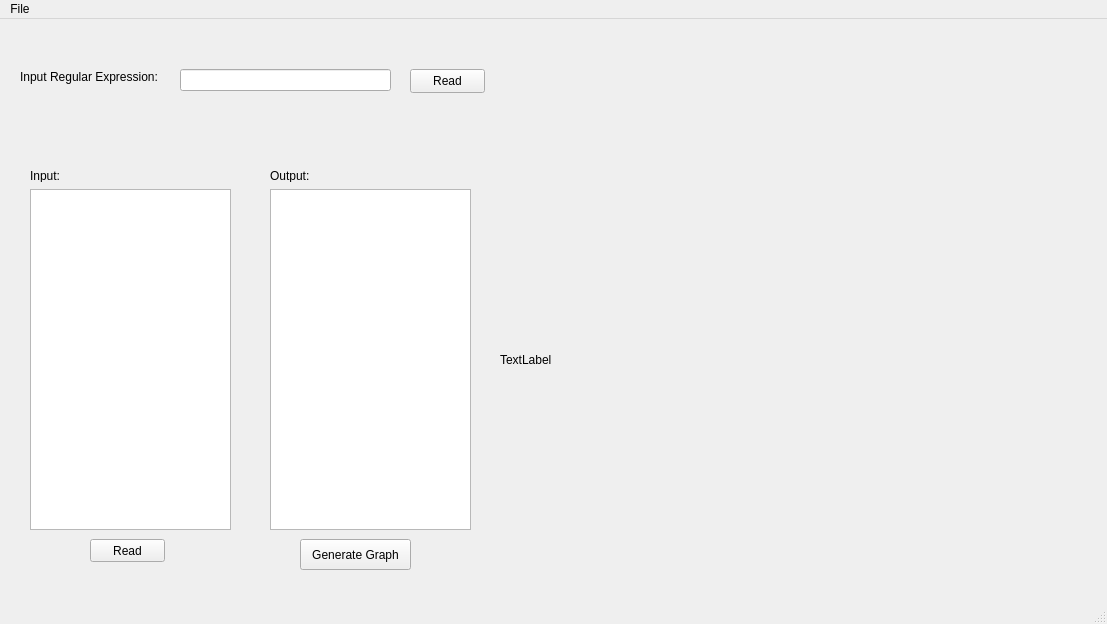
Qt form uicontroller.ui (nhatlonggunz/UseYourMachine) before a commit.
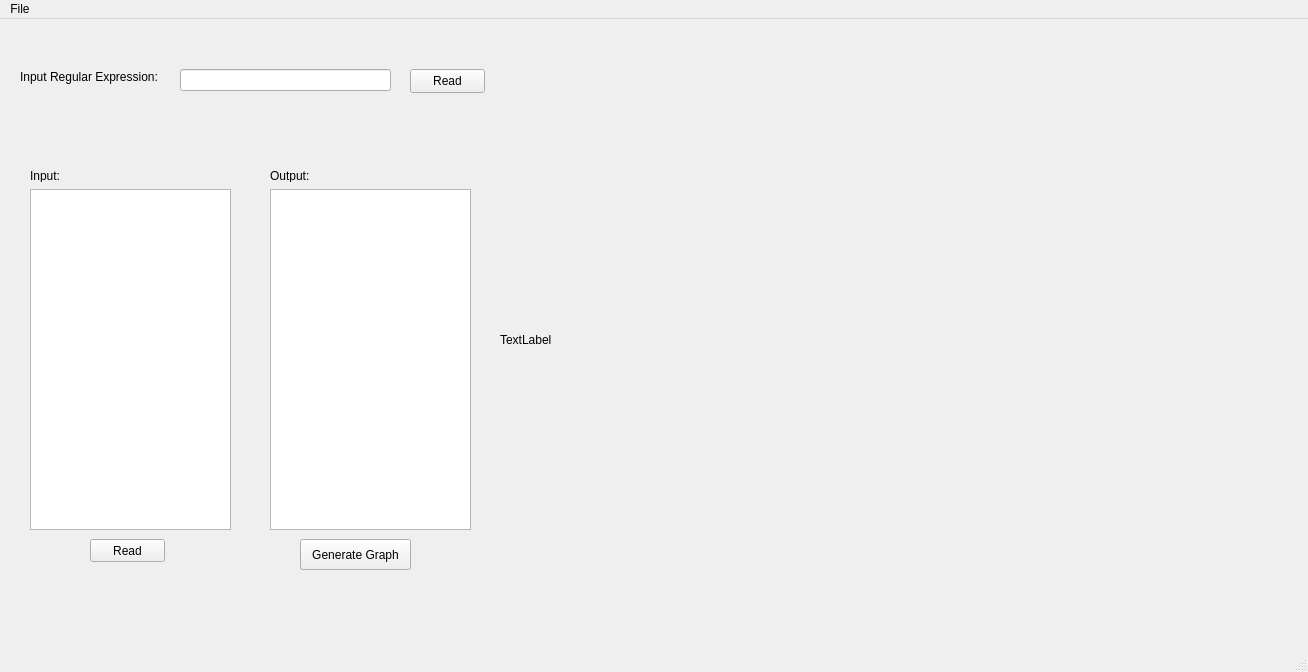
The same form after that commit.

```diff
--- a/uicontroller.ui
+++ b/uicontroller.ui
@@ -6,8 +6,8 @@
    <rect>
     <x>0</x>
     <y>0</y>
-    <width>1107</width>
-    <height>624</height>
+    <width>1308</width>
+    <height>672</height>
    </rect>
   </property>
   <property name="windowTitle">
@@ -90,9 +90,9 @@
     <property name="geometry">
      <rect>
       <x>500</x>
-      <y>170</y>
-      <width>591</width>
-      <height>341</height>
+      <y>10</y>
+      <width>791</width>
+      <height>621</height>
      </rect>
     </property>
     <property name="text">
@@ -141,7 +141,7 @@
     <rect>
      <x>0</x>
      <y>0</y>
-     <width>1107</width>
+     <width>1308</width>
      <height>21</height>
     </rect>
    </property>
```
